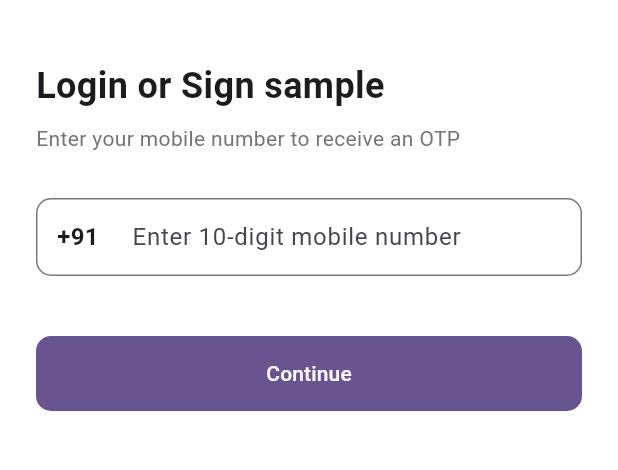
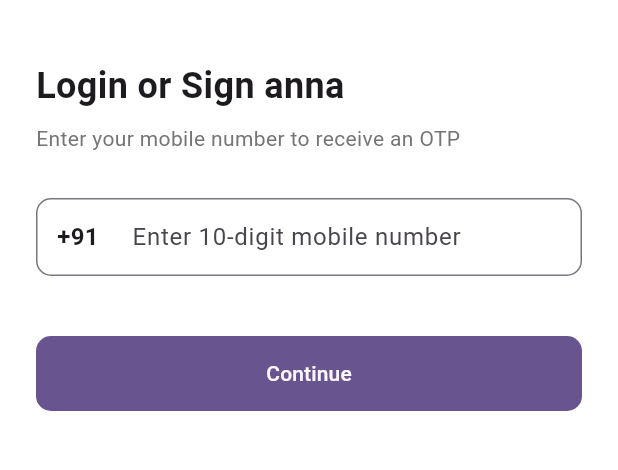
Before and after one commit to jobin114141/new_learn_ecomerse, a Flutter app: the screen it shows after launch, on a phone screen of 412 x 824 dp, the part 231-701 px from its top. Run offline on Flutter 3.47's test engine with Material 3 defaults, Android fonts, the phone set to English and light mode, and no system bars; our stand-ins replace dartz, dio, flutter_hooks, flutter_secure_storage, go_router, hooks_riverpod and 1 more; generated files the repository leaves out were written again; Roboto replaces fonts that are missing (Poppins).

Commit message:
updated code by anna anna

```diff
--- a/lib/features/auth/presentation/screens/phone_login_screen.dart
+++ b/lib/features/auth/presentation/screens/phone_login_screen.dart
@@ -58,7 +58,7 @@ class LoginScreen extends HookConsumerWidget {
 
                 const SizedBox(height: 40),
                 const Text(
-                  'Login or Sign sample ',
+                  'Login or Sign anna ',
                   style: TextStyle(fontSize: 24, fontWeight: FontWeight.bold),
                 ),
                 const SizedBox(height: 8),
```
